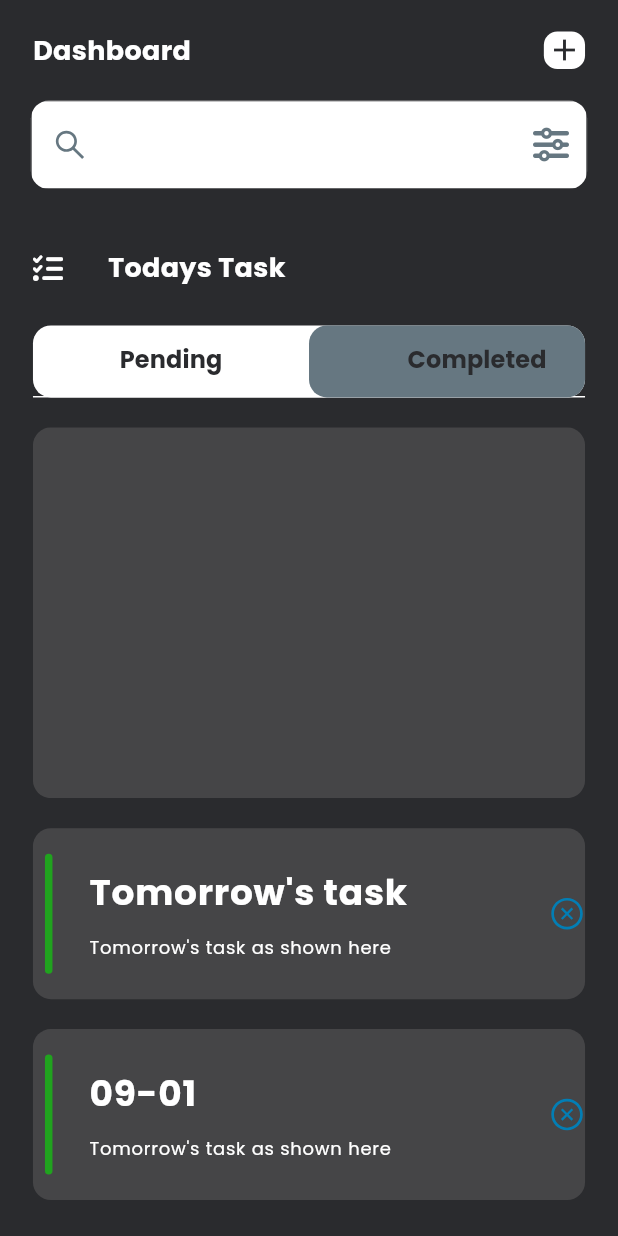
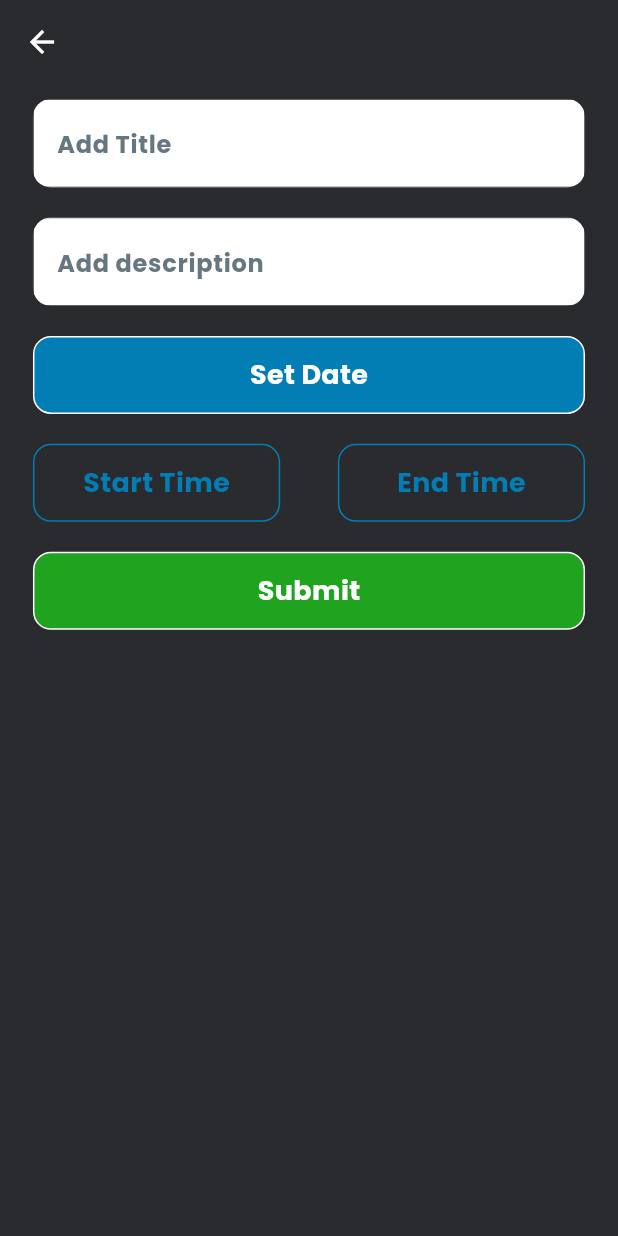
Before and after one commit to KristofferCodes/advancedTodoList, a Flutter app: the screen it shows after launch, tab 2 chosen, after a tap on the "add" icon, on a phone screen of 412 x 824 dp. Run offline on Flutter 3.47's test engine with Material 2 defaults, Android fonts, the phone set to English and light mode, and no system bars; drawn by our look-alikes of dynamic_color; our stand-ins replace country_picker, flutter_screenutil, flutter_vector_icons, google_fonts, hooks_riverpod, lottie and 4 more; accounts and stored records are empty; generated files the repository leaves out were written again.

```diff
--- /dev/null
+++ b/lib/features/todo/pages/add.dart
@@ -0,0 +1,84 @@
+import 'package:advanced_todo_list/common/utils/constants.dart';
+import 'package:advanced_todo_list/common/widgets/appstyle.dart';
+import 'package:advanced_todo_list/common/widgets/custom.dart';
+import 'package:advanced_todo_list/common/widgets/custom_text_field.dart';
+import 'package:advanced_todo_list/common/widgets/height_spacer.dart';
+import 'package:flutter/material.dart';
+import 'package:flutter_screenutil/flutter_screenutil.dart';
+import 'package:hooks_riverpod/hooks_riverpod.dart';
+
+class AddTask extends ConsumerStatefulWidget {
+  const AddTask({super.key});
+
+  @override
+  ConsumerState<AddTask> createState() => _AddTaskState();
+}
+
+class _AddTaskState extends ConsumerState<AddTask> {
+  final TextEditingController title = TextEditingController();
+  final TextEditingController description = TextEditingController();
+  @override
+  Widget build(BuildContext context) {
+    return Scaffold(
+      appBar: AppBar(
+        backgroundColor: Colors.transparent,
+        elevation: 0,
+      ),
+      body: Padding(
+        padding: EdgeInsets.symmetric(horizontal: 20.w),
+        child: ListView(
+          children: [
+            const HeightSpacer(height: 10),
+            CustomTextField(
+              hintText: 'Add Title',
+              controller: title,
+              hintStyle: appstyle(16, AppConst.kGreyLight, FontWeight.bold),
+            ),
+            const HeightSpacer(height: 20),
+            CustomTextField(
+              hintText: 'Add description',
+              controller: title,
+              hintStyle: appstyle(16, AppConst.kGreyLight, FontWeight.bold),
+            ),
+            const HeightSpacer(height: 20),
+            CustomOutlineButton(
+              onTap: () {},
+              width: AppConst.width,
+              height: 52,
+              color: AppConst.kLight,
+              text: 'Set Date',
+              color2: AppConst.kBlueLight,
+            ),
+            const HeightSpacer(height: 20),
+            Row(
+              mainAxisAlignment: MainAxisAlignment.spaceBetween,
+              children: [
+                CustomOutlineButton(
+                    onTap: () {},
+                    width: AppConst.width * 0.4,
+                    height: 52.h,
+                    color: AppConst.kBlueLight,
+                    text: 'Start Time'),
+                CustomOutlineButton(
+                    onTap: () {},
+                    width: AppConst.width * 0.4,
+                    height: 52.h,
+                    color: AppConst.kBlueLight,
+                    text: 'End Time'),
+              ],
+            ),
+            const HeightSpacer(height: 20),
+            CustomOutlineButton(
+              onTap: () {},
+              width: AppConst.width,
+              height: 52,
+              color: AppConst.kLight,
+              text: 'Submit',
+              color2: AppConst.kGreen,
+            ),
+          ],
+        ),
+      ),
+    );
+  }
+}
--- a/lib/features/todo/pages/homepage.dart
+++ b/lib/features/todo/pages/homepage.dart
@@ -4,6 +4,7 @@
 import 'package:advanced_todo_list/common/widgets/expansion_tile.dart';
 import 'package:advanced_todo_list/common/widgets/reusable_text.dart';
 import 'package:advanced_todo_list/features/todo/controllers/xpansion_provider.dart';
+import 'package:advanced_todo_list/features/todo/pages/add.dart';
 import 'package:advanced_todo_list/features/todo/widgets/todo_tile.dart';
 import 'package:flutter/material.dart';
 import 'package:flutter_screenutil/flutter_screenutil.dart';
@@ -52,7 +53,12 @@
                               borderRadius:
                                   BorderRadius.all(Radius.circular(9))),
                           child: GestureDetector(
-                            onTap: () {},
+                            onTap: () {
+                              Navigator.push(
+                                  context,
+                                  MaterialPageRoute(
+                                      builder: (context) => const AddTask()));
+                            },
                             child: const Icon(
                               Icons.add,
                               color: AppConst.kbkDark,
```
Also changed, not shown: lib/features/todo/controllers/dates/dates_provider.dart (added, +39 -0 lines), lib/features/todo/controllers/dates/dates_provider.g.dart (added).
